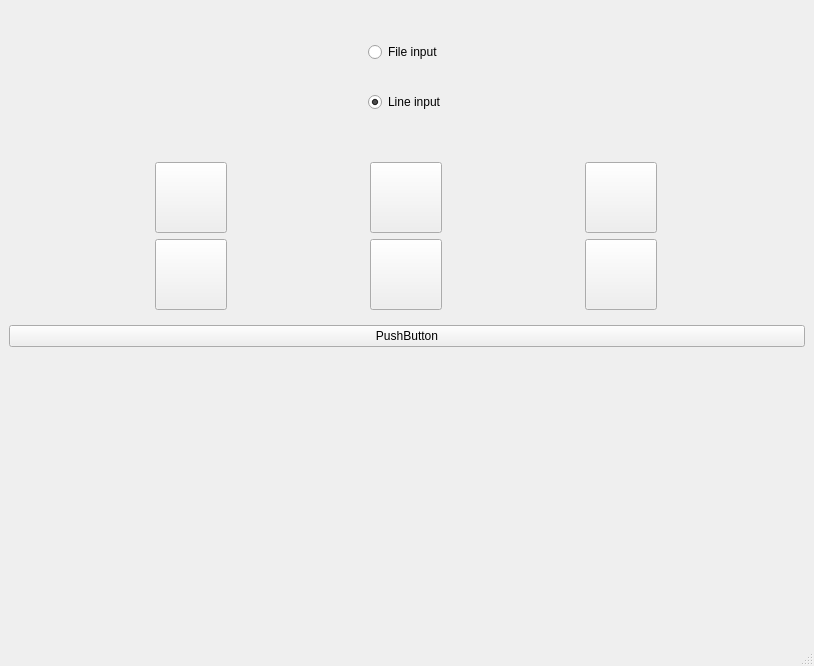
Old version of the form code/interface/vimainwindow/forms/vimainwindow.ui in the repository visore/Visore.
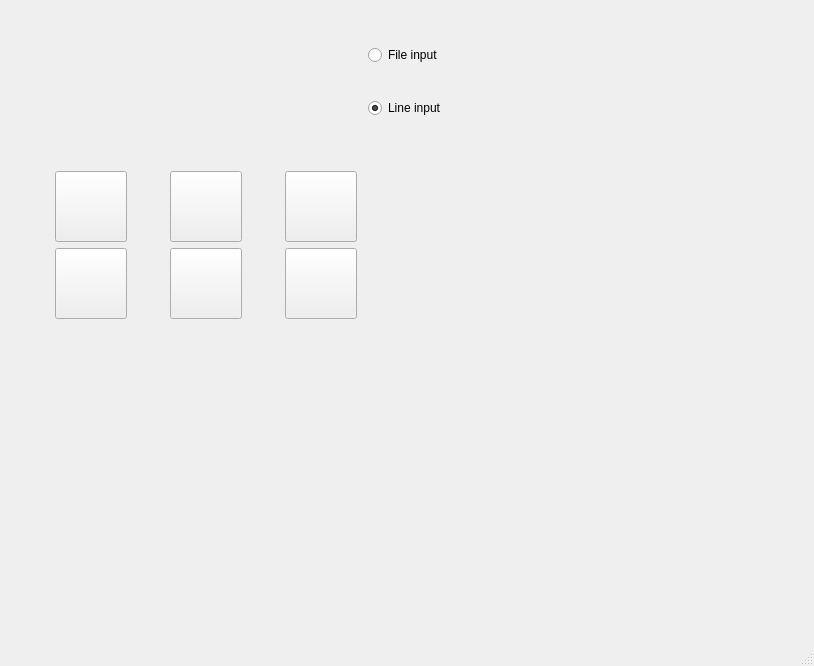
New version of the form.

Commit message: Volume functionality added

Diff of the .ui file:
```diff
--- a/code/interface/vimainwindow/forms/vimainwindow.ui
+++ b/code/interface/vimainwindow/forms/vimainwindow.ui
@@ -15,7 +15,7 @@
   </property>
   <widget class="QWidget" name="centralwidget">
    <layout class="QGridLayout" name="gridLayout">
-    <item row="0" column="5">
+    <item row="0" column="5" colspan="2">
      <widget class="QWidget" name="widget" native="true">
       <layout class="QGridLayout" name="gridLayout_2">
        <item row="0" column="1">
@@ -148,22 +148,23 @@
       </layout>
      </widget>
     </item>
-    <item row="2" column="5">
-     <widget class="QPushButton" name="pushButton">
-      <property name="text">
-       <string>PushButton</string>
-      </property>
-     </widget>
-    </item>
-    <item row="3" column="5">
+    <item row="2" column="5" colspan="2">
      <widget class="QWidget" name="originalWaveContainer" native="true">
       <property name="styleSheet">
        <string notr="true"/>
       </property>
+      <layout class="QGridLayout" name="gridLayout_4"/>
      </widget>
     </item>
-    <item row="4" column="5">
-     <widget class="QWidget" name="correctedWaveContainer" native="true"/>
+    <item row="1" column="6">
+     <widget class="QWidget" name="volumeContainer" native="true">
+      <layout class="QGridLayout" name="gridLayout_6"/>
+     </widget>
+    </item>
+    <item row="3" column="5" colspan="2">
+     <widget class="QWidget" name="correctedWaveContainer" native="true">
+      <layout class="QGridLayout" name="gridLayout_5"/>
+     </widget>
     </item>
    </layout>
   </widget>
```
The commit also changes 32 other files.
